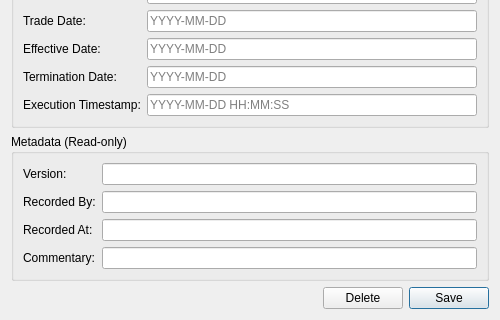
Old version of the form projects/ores.qt/ui/TradeDetailDialog.ui in the repository OreStudio/OreStudio; both pictures show x 0 to 500 and y 142 to 462 of the 500 by 462 pixel window.
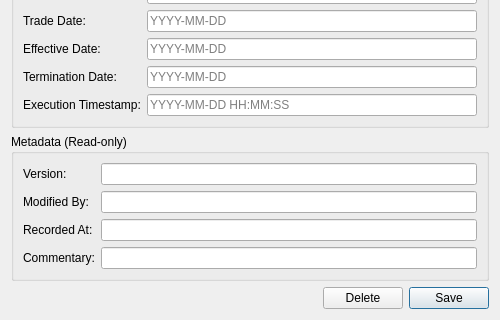
New version of the form.

Commit message: [refactoring] Rename recorded_by → modified_by across all layers

Diff of the .ui file:
```diff
--- a/projects/ores.qt/ui/TradeDetailDialog.ui
+++ b/projects/ores.qt/ui/TradeDetailDialog.ui
@@ -170,7 +170,7 @@
       <item row="1" column="0">
        <widget class="QLabel" name="labelRecordedBy">
         <property name="text">
-         <string>Recorded By:</string>
+         <string>Modified By:</string>
         </property>
        </widget>
       </item>
```
Left out of the diff: 2 changed lines with no effect on the pictures. The commit also changes 31 other files.
